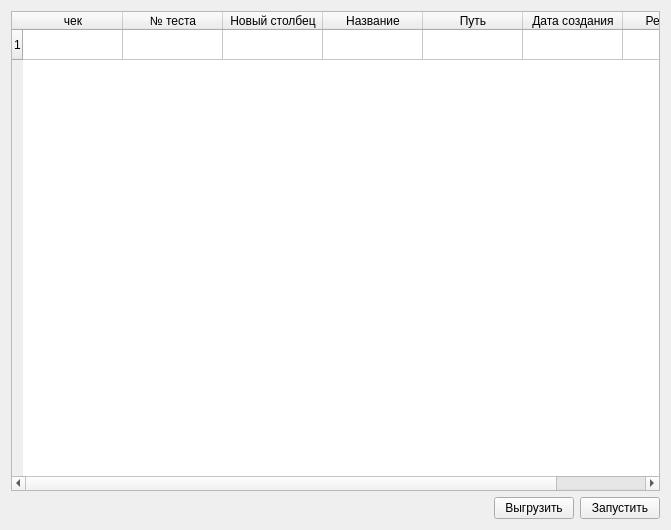
Old version of the form gui/auto_testing.ui in the repository Lilostich/CDC.
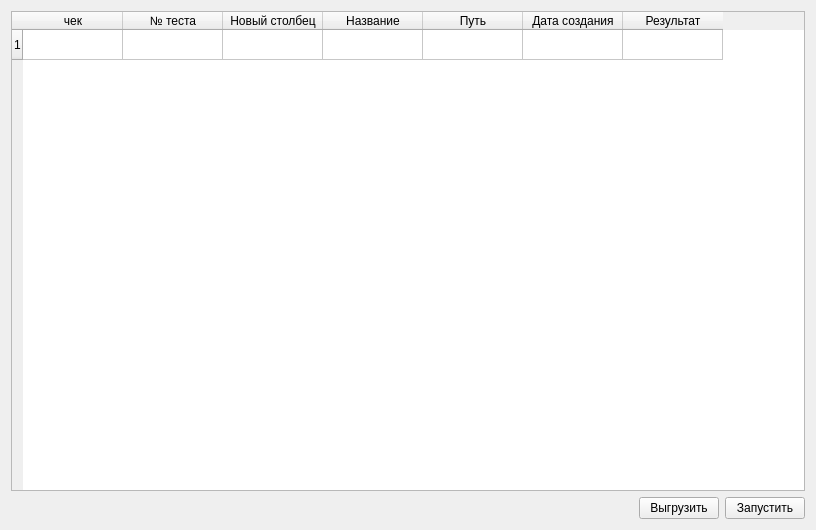
New version of the form.

The edit to the form file:
```diff
--- a/gui/auto_testing.ui
+++ b/gui/auto_testing.ui
@@ -6,7 +6,7 @@
    <rect>
     <x>0</x>
     <y>0</y>
-    <width>671</width>
+    <width>816</width>
     <height>530</height>
    </rect>
   </property>
```
